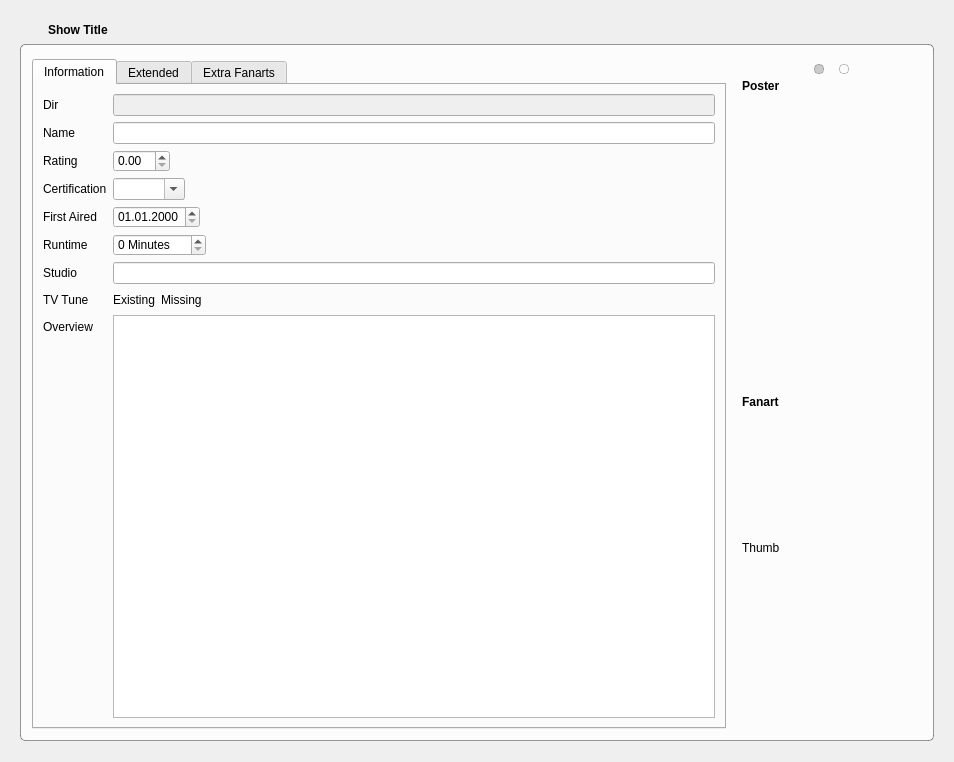
Komet/MediaElch, file tvShows/TvShowWidgetTvShow.ui: the form before one commit.
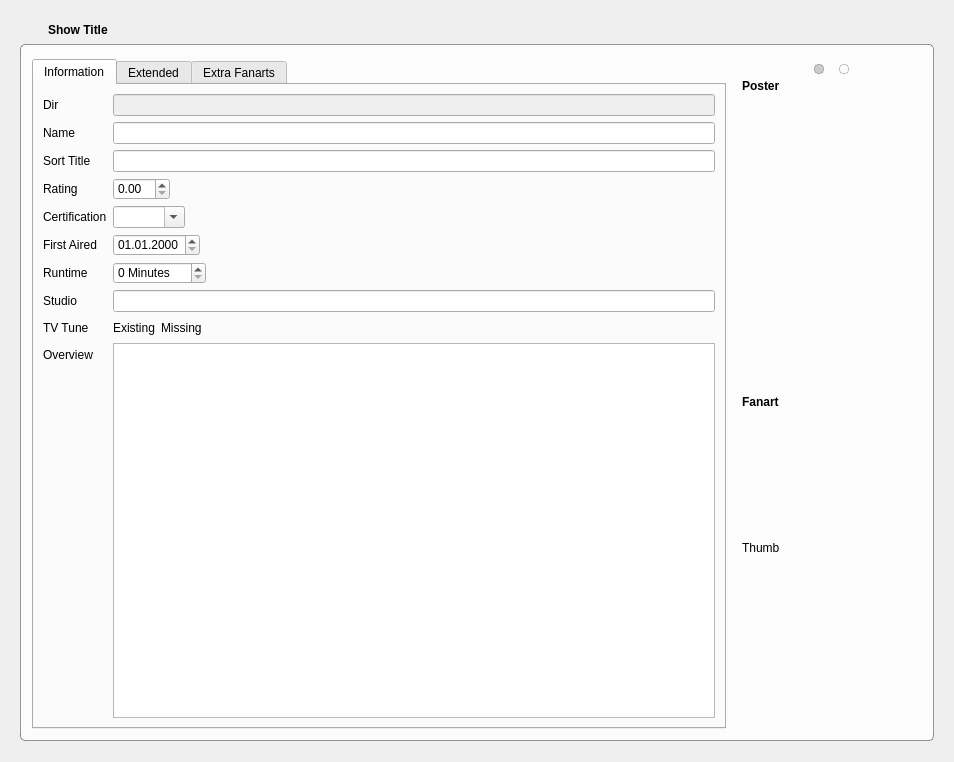
The form after the commit. Icons and pictures are not drawn. Custom widgets are drawn as their Qt base class.

Commit message: Fixes #72 Sort title for tv shows added

The edit to the form file:
```diff
--- a/tvShows/TvShowWidgetTvShow.ui
+++ b/tvShows/TvShowWidgetTvShow.ui
@@ -135,24 +135,24 @@
             <item row="1" column="1">
              <widget class="QLineEdit" name="name"/>
             </item>
-            <item row="2" column="0">
+            <item row="3" column="0">
              <widget class="QLabel" name="label_4">
               <property name="text">
                <string>Rating</string>
               </property>
              </widget>
             </item>
-            <item row="2" column="1">
+            <item row="3" column="1">
              <widget class="QDoubleSpinBox" name="rating"/>
             </item>
-            <item row="3" column="0">
+            <item row="4" column="0">
              <widget class="QLabel" name="label_8">
               <property name="text">
                <string>Certification</string>
               </property>
              </widget>
             </item>
-            <item row="3" column="1">
+            <item row="4" column="1">
              <widget class="QComboBox" name="certification">
               <property name="editable">
                <bool>true</bool>
@@ -162,38 +162,38 @@
               </property>
              </widget>
             </item>
-            <item row="4" column="0">
+            <item row="5" column="0">
              <widget class="QLabel" name="label_5">
               <property name="text">
                <string>First Aired</string>
               </property>
              </widget>
             </item>
-            <item row="4" column="1">
+            <item row="5" column="1">
              <widget class="QDateEdit" name="firstAired">
               <property name="displayFormat">
                <string>dd.MM.yyyy</string>
               </property>
              </widget>
             </item>
-            <item row="6" column="0">
+            <item row="7" column="0">
              <widget class="QLabel" name="label_9">
               <property name="text">
                <string>Studio</string>
               </property>
              </widget>
             </item>
-            <item row="6" column="1">
+            <item row="7" column="1">
              <widget class="QLineEdit" name="studio"/>
             </item>
-            <item row="7" column="0">
+            <item row="8" column="0">
              <widget class="QLabel" name="label_10">
               <property name="text">
                <string>TV Tune</string>
               </property>
              </widget>
             </item>
-            <item row="7" column="1">
+            <item row="8" column="1">
              <layout class="QHBoxLayout" name="horizontalLayout">
               <item>
                <widget class="Badge" name="badgeTuneExisting">
@@ -233,24 +233,24 @@
               </item>
              </layout>
             </item>
-            <item row="8" column="0">
+            <item row="9" column="0">
              <widget class="QLabel" name="label_15">
               <property name="text">
                <string>Overview</string>
               </property>
              </widget>
             </item>
-            <item row="8" column="1">
+            <item row="9" column="1">
              <widget class="QTextEdit" name="overview"/>
             </item>
-            <item row="5" column="0">
+            <item row="6" column="0">
              <widget class="QLabel" name="label_6">
               <property name="text">
                <string>Runtime</string>
               </property>
              </widget>
             </item>
-            <item row="5" column="1">
+            <item row="6" column="1">
              <widget class="QSpinBox" name="runtime">
               <property name="suffix">
                <string> Minutes</string>
@@ -260,6 +260,16 @@
               </property>
              </widget>
             </item>
+            <item row="2" column="0">
+             <widget class="QLabel" name="label_7">
+              <property name="text">
+               <string>Sort Title</string>
+              </property>
+             </widget>
+            </item>
+            <item row="2" column="1">
+             <widget class="QLineEdit" name="sortTitle"/>
+            </item>
            </layout>
           </item>
          </layout>
```
The commit also changes 5 other files.
